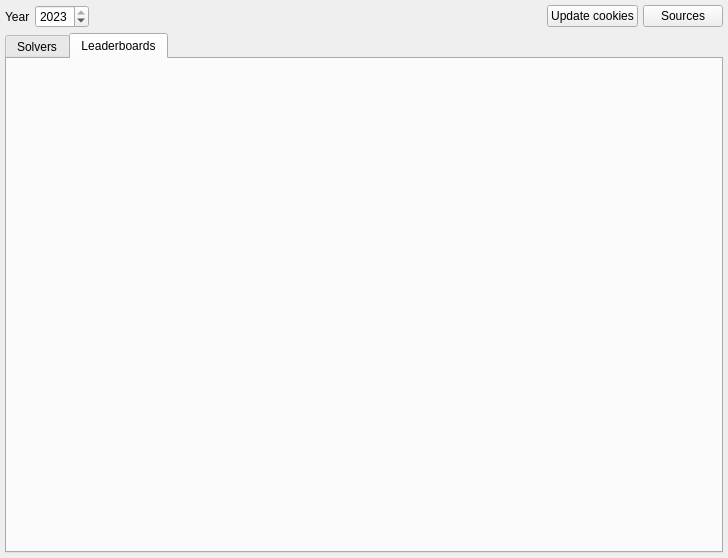
aboeuf/AdventOfCode_legacy, file mainwindow.ui: the form before one commit.
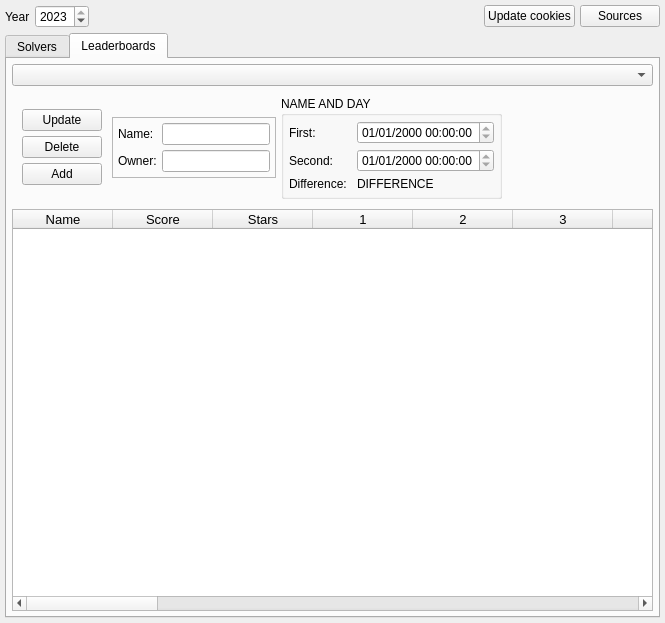
The form after the commit. The open tabs and pages were chosen to show the change.

```diff
--- a/mainwindow.ui
+++ b/mainwindow.ui
@@ -6,8 +6,8 @@
    <rect>
     <x>0</x>
     <y>0</y>
-    <width>728</width>
-    <height>558</height>
+    <width>665</width>
+    <height>623</height>
    </rect>
   </property>
   <property name="windowTitle">
@@ -411,6 +411,434 @@
        <attribute name="title">
         <string>Leaderboards</string>
        </attribute>
+       <layout class="QVBoxLayout" name="m_leader_board_tabs_layout">
+        <property name="spacing">
+         <number>5</number>
+        </property>
+        <property name="leftMargin">
+         <number>5</number>
+        </property>
+        <property name="topMargin">
+         <number>5</number>
+        </property>
+        <property name="rightMargin">
+         <number>5</number>
+        </property>
+        <property name="bottomMargin">
+         <number>5</number>
+        </property>
+        <item>
+         <widget class="QComboBox" name="m_leaderboard_combo_box"/>
+        </item>
+        <item alignment="Qt::AlignTop">
+         <widget class="QWidget" name="m_leaderboard_data_widget" native="true">
+          <property name="sizePolicy">
+           <sizepolicy hsizetype="Preferred" vsizetype="Maximum">
+            <horstretch>0</horstretch>
+            <verstretch>0</verstretch>
+           </sizepolicy>
+          </property>
+          <layout class="QHBoxLayout" name="m_leaderboard_data_widget_horizontal_layout">
+           <property name="spacing">
+            <number>5</number>
+           </property>
+           <property name="leftMargin">
+            <number>5</number>
+           </property>
+           <property name="topMargin">
+            <number>5</number>
+           </property>
+           <property name="rightMargin">
+            <number>5</number>
+           </property>
+           <property name="bottomMargin">
+            <number>5</number>
+           </property>
+           <item>
+            <widget class="QWidget" name="m_leaderboard_buttons_widget" native="true">
+             <property name="sizePolicy">
+              <sizepolicy hsizetype="Maximum" vsizetype="Maximum">
+               <horstretch>0</horstretch>
+               <verstretch>0</verstretch>
+              </sizepolicy>
+             </property>
+             <layout class="QVBoxLayout" name="verticalLayout">
+              <property name="spacing">
+               <number>5</number>
+              </property>
+              <property name="leftMargin">
+               <number>5</number>
+              </property>
+              <property name="topMargin">
+               <number>5</number>
+              </property>
+              <property name="rightMargin">
+               <number>5</number>
+              </property>
+              <property name="bottomMargin">
+               <number>5</number>
+              </property>
+              <item>
+               <widget class="QPushButton" name="m_update_leaderboard_push_button">
+                <property name="sizePolicy">
+                 <sizepolicy hsizetype="Maximum" vsizetype="Fixed">
+                  <horstretch>0</horstretch>
+                  <verstretch>0</verstretch>
+                 </sizepolicy>
+                </property>
+                <property name="text">
+                 <string>Update</string>
+                </property>
+               </widget>
+              </item>
+              <item>
+               <widget class="QPushButton" name="m_delete_leaderboard_push_button">
+                <property name="sizePolicy">
+                 <sizepolicy hsizetype="Maximum" vsizetype="Fixed">
+                  <horstretch>0</horstretch>
+                  <verstretch>0</verstretch>
+                 </sizepolicy>
+                </property>
+                <property name="text">
+                 <string>Delete</string>
+                </property>
+               </widget>
+              </item>
+              <item>
+               <widget class="QPushButton" name="m_add_leaderboard_push_button">
+                <property name="sizePolicy">
+                 <sizepolicy hsizetype="Maximum" vsizetype="Fixed">
+                  <horstretch>0</horstretch>
+                  <verstretch>0</verstretch>
+                 </sizepolicy>
+                </property>
+                <property name="text">
+                 <string>Add</string>
+                </property>
+               </widget>
+              </item>
+             </layout>
+            </widget>
+           </item>
+           <item alignment="Qt::AlignHCenter|Qt::AlignVCenter">
+            <widget class="QFrame" name="m_leaderboard_data_frame">
+             <property name="sizePolicy">
+              <sizepolicy hsizetype="Maximum" vsizetype="Maximum">
+               <horstretch>0</horstretch>
+               <verstretch>0</verstretch>
+              </sizepolicy>
+             </property>
+             <property name="frameShape">
+              <enum>QFrame::StyledPanel</enum>
+             </property>
+             <property name="frameShadow">
+              <enum>QFrame::Raised</enum>
+             </property>
+             <layout class="QFormLayout" name="m_leaderboard_data_frame_form_ayout">
+              <property name="horizontalSpacing">
+               <number>5</number>
+              </property>
+              <property name="verticalSpacing">
+               <number>5</number>
+              </property>
+              <property name="leftMargin">
+               <number>5</number>
+              </property>
+              <property name="topMargin">
+               <number>5</number>
+              </property>
+              <property name="rightMargin">
+               <number>5</number>
+              </property>
+              <property name="bottomMargin">
+               <number>5</number>
+              </property>
+              <item row="0" column="0">
+               <widget class="QLabel" name="m_leaderboard_name_label">
+                <property name="text">
+                 <string>Name:</string>
+                </property>
+               </widget>
+              </item>
+              <item row="0" column="1">
+               <widget class="QLineEdit" name="m_leaderboard_name_le"/>
+              </item>
+              <item row="1" column="0">
+               <widget class="QLabel" name="m_leaderboard_owner_label">
+                <property name="text">
+                 <string>Owner:</string>
+                </property>
+               </widget>
+              </item>
+              <item row="1" column="1">
+               <widget class="QLineEdit" name="m_leaderboard_owner_le">
+                <property name="readOnly">
+                 <bool>true</bool>
+                </property>
+               </widget>
+              </item>
+             </layout>
+            </widget>
+           </item>
+           <item alignment="Qt::AlignHCenter|Qt::AlignVCenter">
+            <widget class="QGroupBox" name="m_completion_group_box">
+             <property name="sizePolicy">
+              <sizepolicy hsizetype="MinimumExpanding" vsizetype="Maximum">
+               <horstretch>0</horstretch>
+               <verstretch>0</verstretch>
+              </sizepolicy>
+             </property>
+             <property name="title">
+              <string>NAME AND DAY</string>
+             </property>
+             <layout class="QGridLayout" name="gridLayout">
+              <property name="leftMargin">
+               <number>5</number>
+              </property>
+              <property name="topMargin">
+               <number>5</number>
+              </property>
+              <property name="rightMargin">
+               <number>5</number>
+              </property>
+              <property name="bottomMargin">
+               <number>5</number>
+              </property>
+              <property name="spacing">
+               <number>5</number>
+              </property>
+              <item row="1" column="0" colspan="2">
+               <widget class="QLabel" name="m_second_label">
+                <property name="text">
+                 <string>Second:</string>
+                </property>
+               </widget>
+              </item>
+              <item row="1" column="2">
+               <widget class="QDateTimeEdit" name="m_second_dte">
+                <property name="readOnly">
+                 <bool>true</bool>
+                </property>
+                <property name="displayFormat">
+                 <string>dd/MM/yyyy HH:mm:ss</string>
+                </property>
+               </widget>
+              </item>
+              <item row="2" column="0">
+               <widget class="QLabel" name="m_diff_label">
+                <property name="text">
+                 <string>Difference:</string>
+                </property>
+               </widget>
+              </item>
+              <item row="0" column="2">
+               <widget class="QDateTimeEdit" name="m_first_dte">
+                <property name="readOnly">
+                 <bool>true</bool>
+                </property>
+                <property name="displayFormat">
+                 <string>dd/MM/yyyy HH:mm:ss</string>
+                </property>
+               </widget>
+              </item>
+              <item row="0" column="0">
+               <widget class="QLabel" name="m_first_label">
+                <property name="text">
+                 <string>First:</string>
+                </property>
+               </widget>
+              </item>
+              <item row="2" column="2">
+               <widget class="QLabel" name="m_diff_value">
+                <property name="text">
+                 <string>DIFFERENCE</string>
+                </property>
+               </widget>
+              </item>
+             </layout>
+            </widget>
+           </item>
+           <item>
+            <spacer name="horizontalSpacer">
+             <property name="orientation">
+              <enum>Qt::Horizontal</enum>
+             </property>
+             <property name="sizeHint" stdset="0">
+              <size>
+               <width>40</width>
+               <height>20</height>
+              </size>
+             </property>
+            </spacer>
+           </item>
+          </layout>
+         </widget>
+        </item>
+        <item>
+         <widget class="QTableWidget" name="m_leaderboard_table_widget">
+          <property name="sizePolicy">
+           <sizepolicy hsizetype="MinimumExpanding" vsizetype="MinimumExpanding">
+            <horstretch>0</horstretch>
+            <verstretch>0</verstretch>
+           </sizepolicy>
+          </property>
+          <property name="font">
+           <font>
+            <pointsize>10</pointsize>
+           </font>
+          </property>
+          <property name="editTriggers">
+           <set>QAbstractItemView::NoEditTriggers</set>
+          </property>
+          <attribute name="horizontalHeaderStretchLastSection">
+           <bool>false</bool>
+          </attribute>
+          <attribute name="verticalHeaderStretchLastSection">
+           <bool>false</bool>
+          </attribute>
+          <column>
+           <property name="text">
+            <string>Name</string>
+           </property>
+          </column>
+          <column>
+           <property name="text">
+            <string>Score</string>
+           </property>
+          </column>
+          <column>
+           <property name="text">
+            <string>Stars</string>
+           </property>
+          </column>
+          <column>
+           <property name="text">
+            <string>1</string>
+           </property>
+          </column>
+          <column>
+           <property name="text">
+            <string>2</string>
+           </property>
+          </column>
+          <column>
+           <property name="text">
+            <string>3</string>
+           </property>
+          </column>
+          <column>
+           <property name="text">
+            <string>4</string>
+           </property>
+          </column>
+          <column>
+           <property name="text">
+            <string>5</string>
+           </property>
+          </column>
+          <column>
+           <property name="text">
+            <string>6</string>
+           </property>
+          </column>
+          <column>
+           <property name="text">
+            <string>7</string>
+           </property>
+          </column>
+          <column>
+           <property name="text">
+            <string>8</string>
+           </property>
+          </column>
+          <column>
+           <property name="text">
+            <string>9</string>
+           </property>
+          </column>
+          <column>
+           <property name="text">
+            <string>10</string>
+           </property>
+          </column>
+          <column>
+           <property name="text">
+            <string>11</string>
+           </property>
+          </column>
+          <column>
+           <property name="text">
+            <string>12</string>
+           </property>
+          </column>
+          <column>
+           <property name="text">
+            <string>13</string>
+           </property>
+          </column>
+          <column>
+           <property name="text">
+            <string>14</string>
+           </property>
+          </column>
+          <column>
+           <property name="text">
+            <string>15</string>
+           </property>
+          </column>
+          <column>
+           <property name="text">
+            <string>16</string>
+           </property>
+          </column>
+          <column>
+           <property name="text">
+            <string>17</string>
+           </property>
+          </column>
+          <column>
+           <property name="text">
+            <string>18</string>
+           </property>
+          </column>
+          <column>
+           <property name="text">
+            <string>19</string>
+           </property>
+          </column>
+          <column>
+           <property name="text">
+            <string>20</string>
+           </property>
+          </column>
+          <column>
+           <property name="text">
+            <string>21</string>
+           </property>
+          </column>
+          <column>
+           <property name="text">
+            <string>22</string>
+           </property>
+          </column>
+          <column>
+           <property name="text">
+            <string>23</string>
+           </property>
+          </column>
+          <column>
+           <property name="text">
+            <string>24</string>
+           </property>
+          </column>
+          <column>
+           <property name="text">
+            <string>25</string>
+           </property>
+          </column>
+         </widget>
+        </item>
+       </layout>
       </widget>
      </widget>
     </item>
```
Left out of the diff: 10 changed lines with no effect on the pictures.
